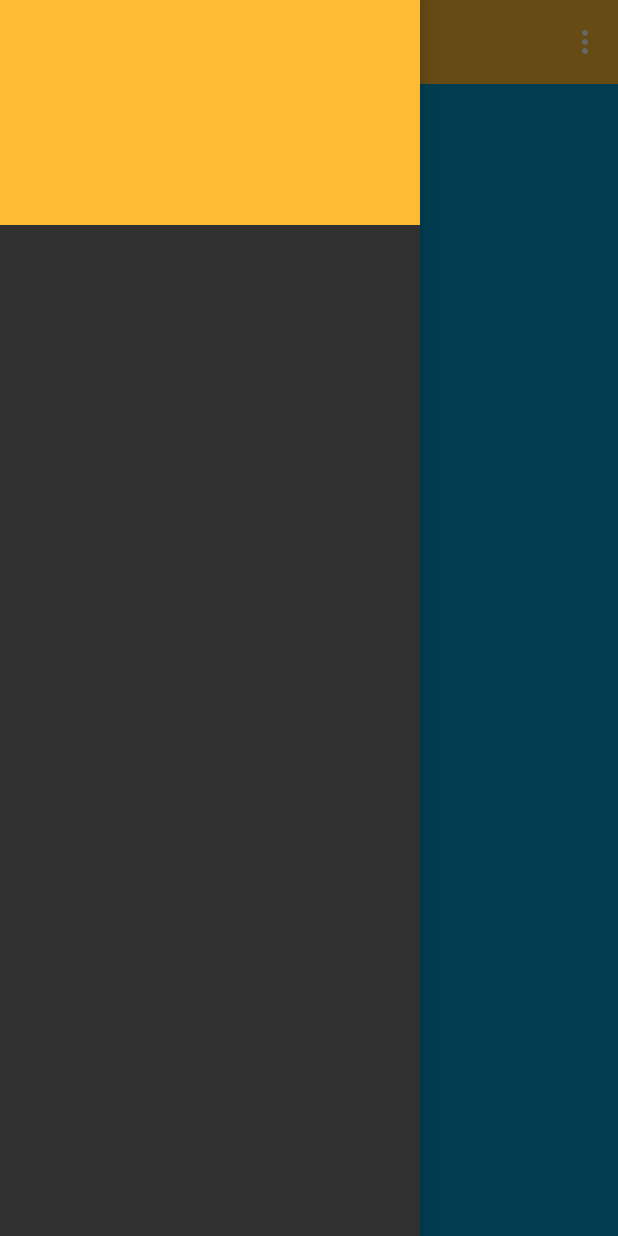
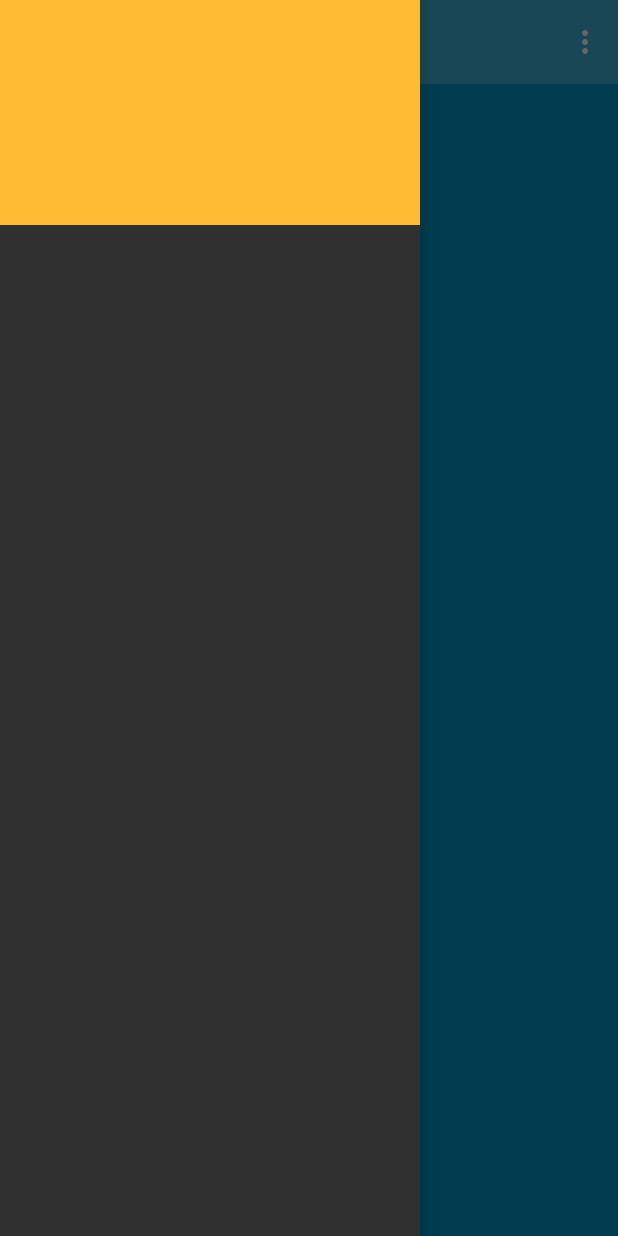
Before and after one commit to abdellahCode/AxelSpringerHack, an Android app: the screen it shows after launch (MainActivity), with the side drawer open, on a phone screen of 412 x 824 dp. Run offline under Robolectric (Android 15) with nearby library versions, the phone set to English and light mode, and no system bars; our stand-ins replace ButterKnife; 2 statements that could not run were skipped.

Commit message:
new UI stuff.

```diff
--- a/app/src/main/java/com/abdlh/axelspringerhack/MainActivity.java
+++ b/app/src/main/java/com/abdlh/axelspringerhack/MainActivity.java
@@ -45,12 +45,12 @@ public class MainActivity extends AppCompatActivity
         if (toolbar != null)
         {
             setSupportActionBar(toolbar);
+            toolbar.setTitle("");
+            getSupportActionBar().setDisplayHomeAsUpEnabled(true);
+            toolbar.setNavigationIcon(R.mipmap.menu_orange);
 
         }
 
-        final ActionBar actionBar = getSupportActionBar();
-        actionBar.setDisplayHomeAsUpEnabled(true);
-        actionBar.setHomeButtonEnabled(true);
     }
 
     @Override
--- a/app/src/main/java/com/abdlh/axelspringerhack/UI/ViewHolder/PointOfInterestViewHolder.java
+++ b/app/src/main/java/com/abdlh/axelspringerhack/UI/ViewHolder/PointOfInterestViewHolder.java
@@ -37,7 +37,7 @@ public class PointOfInterestViewHolder extends ViewHolderExt<PointOfInterest>
         if (mPoi != null)
         {
             ViewUtils.setTextOrHide(mPoi.getName(), title);
-            ViewUtils.setTextOrHide(mPoi.getDistance() + " km", distance);
+            ViewUtils.setTextOrHide(mPoi.getDistance() == null ? "145 m" :  mPoi.getDistance() + " m", distance);
 
             Picasso.with(itemView.getContext()).load(mPoi.getImageUrl()).into(imageView);
         }
--- a/app/src/main/res/layout/baselayout.xml
+++ b/app/src/main/res/layout/baselayout.xml
@@ -22,18 +22,11 @@ FrameLayouts einzuhalten; andernfalls werden die TouchEvents nicht korrekt deleg
         android:layout_height="match_parent"
         android:background="@color/grey_e">
 
-        <include
-            android:id="@+id/toolbar"
-            layout="@layout/toolbar"
-            android:layout_width="match_parent"
-            android:layout_height="?attr/actionBarSize"
-            android:layout_alignParentTop="true" />
-
 
         <LinearLayout
             android:layout_width="match_parent"
             android:layout_height="wrap_content"
-            android:layout_below="@id/toolbar"
+            android:layout_alignParentTop="true"
             android:orientation="vertical">
 
 
@@ -47,6 +40,12 @@ FrameLayouts einzuhalten; andernfalls werden die TouchEvents nicht korrekt deleg
 
 
         </LinearLayout>
+        <include
+            android:id="@+id/toolbar"
+            layout="@layout/toolbar"
+            android:layout_width="match_parent"
+            android:layout_height="?attr/actionBarSize"
+            android:layout_alignParentTop="true" />
 
     </RelativeLayout>
 
--- a/app/src/main/res/menu/menu_main.xml
+++ b/app/src/main/res/menu/menu_main.xml
@@ -2,5 +2,6 @@
     xmlns:app="http://schemas.android.com/apk/res-auto"
     xmlns:tools="http://schemas.android.com/tools" tools:context=".MainActivity">
     <item android:id="@+id/action_settings" android:title="@string/action_settings"
+        android:icon="@mipmap/suche_orange"
         android:orderInCategory="100" app:showAsAction="never" />
 </menu>
```
Also changed, not shown: app/src/main/res/layout/toolbar.xml (+10 -2 lines), app/src/main/res/layout/viewholder_poi.xml (+16 -29 lines), app/src/main/res/mipmap-hdpi/menu_orange.svg (added), app/src/main/res/mipmap-hdpi/suche_orange.svg (added).
